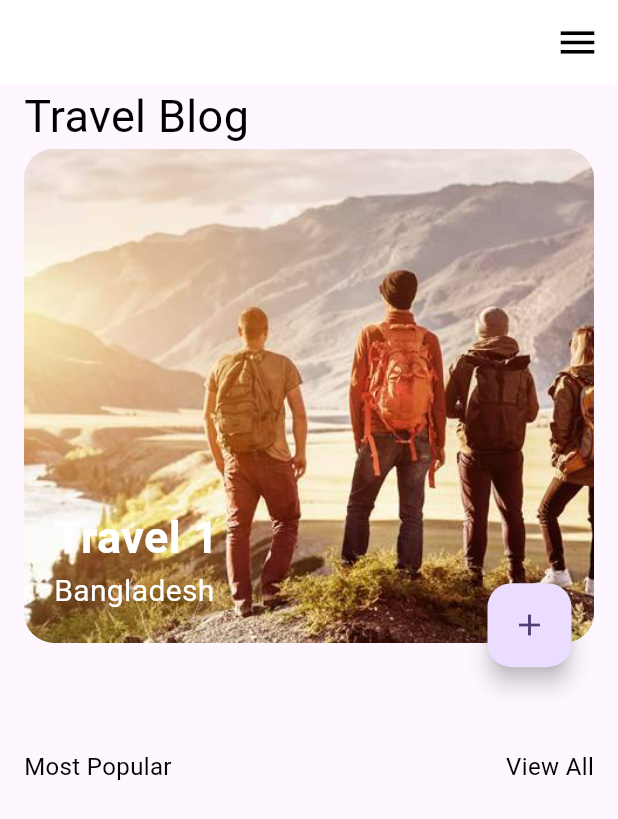
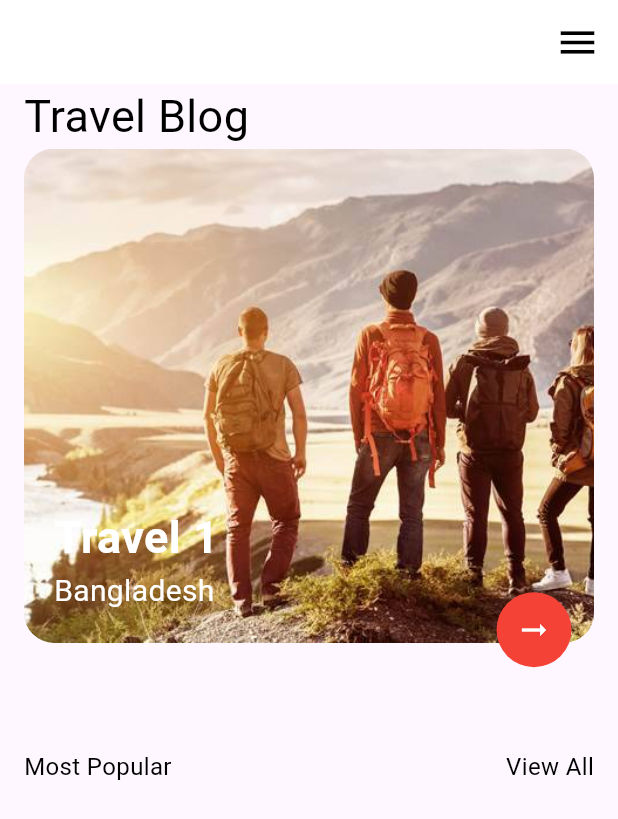
Before and after one commit to EusufUddin8926/Travell_blog_App, a Flutter app: the screen it shows after launch, on a phone screen of 412 x 824 dp. Shown: the top 819 px of the screen. Run offline on Flutter 3.47's test engine with Material 3 defaults, Android fonts, the phone set to English and light mode, and no system bars.

Commit message:
Branch change

```diff
--- a/lib/screens/home_screen.dart
+++ b/lib/screens/home_screen.dart
@@ -1,7 +1,5 @@
 import 'package:flutter/material.dart';
 import 'package:travel_blog_app/widgets/most_popular_travel.dart';
-
-import '../model/travel.dart';
 import '../widgets/travel_info.dart';
 
 class Home_Screen extends StatefulWidget {
--- a/lib/widgets/travel_info.dart
+++ b/lib/widgets/travel_info.dart
@@ -54,7 +54,9 @@ class _Travel_infoState extends State<Travel_info> {
             Positioned(
                 right: 15,
                 bottom: 25,
-                child: FloatingActionButton(onPressed: () {}, child: const Icon(Icons.add),)),
+                child: Container(height: 50,width: 50, child: const Icon(Icons.arrow_right_alt_outlined, color: Colors.white,), decoration: BoxDecoration(
+                  borderRadius: BorderRadius.circular(50), color: Colors.red
+                ),)),
           ],
         );
       },
```
